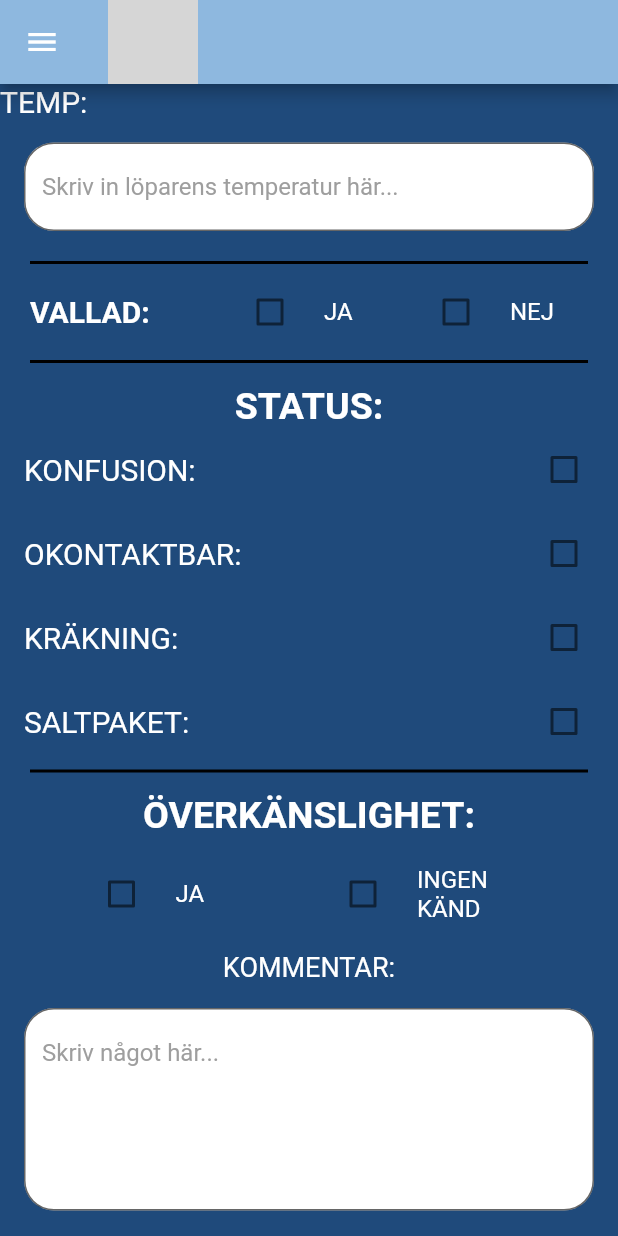
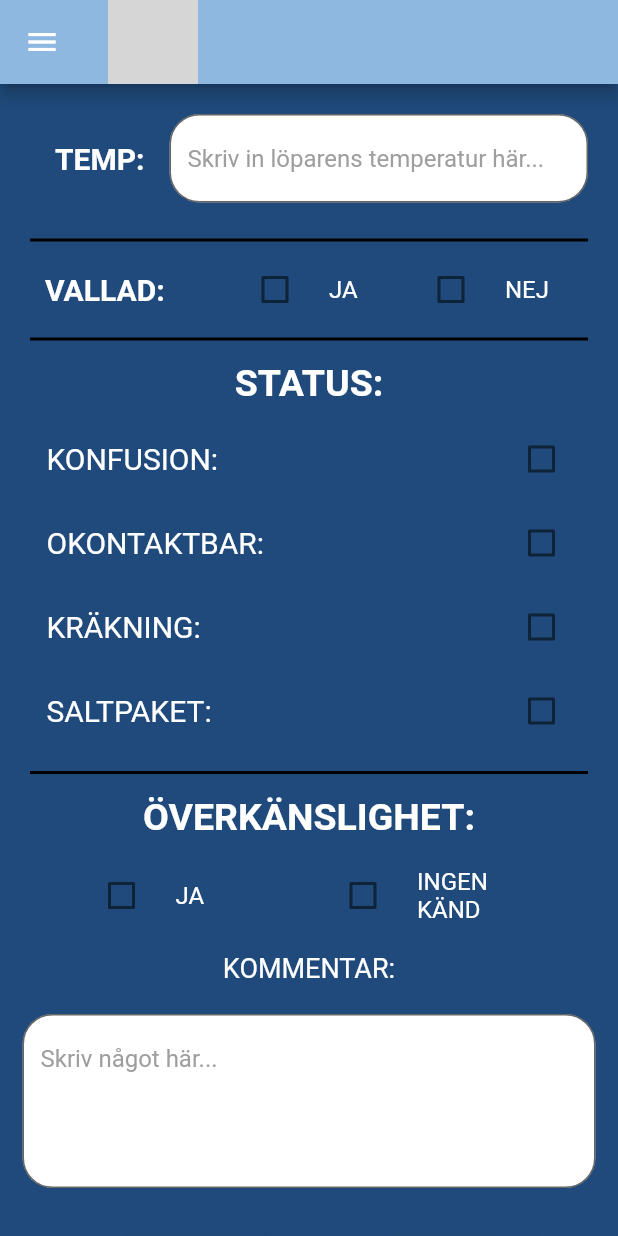
Before and after one commit to pontanVB/RunProof, a Flutter app: the FormPage screen opened directly, on a phone screen of 412 x 824 dp. Run offline on Flutter 3.47's test engine with Material 2 defaults, Android fonts, the light colour scheme and no system bars; our stand-ins replace drop_shadow_image, firebase_auth, firebase_core, firebase_database; accounts and stored records are empty; grey boxes are pictures that could not be loaded.

Commit message:
fix form-page

```diff
--- a/runproof/lib/pages/form_page.dart
+++ b/runproof/lib/pages/form_page.dart
@@ -35,10 +35,19 @@ class _FormPageState extends State<FormPage> {
         body: ListView(
           shrinkWrap: true,
           children: [
-            Text('TEMP:', style: TextStyle(color: Colors.white, fontSize: 20)),
-            Center(
-                child: Padding(
-                    padding: EdgeInsets.all(16.0),
+            Padding(
+              padding: const EdgeInsets.all(20),
+              child: Row(
+                children: [
+                  Expanded(
+                      child: Text('TEMP:',
+                          textAlign: TextAlign.center,
+                          style: TextStyle(
+                              color: Colors.white,
+                              fontSize: 20,
+                              fontWeight: FontWeight.bold))),
+                  Expanded(
+                      flex: 3,
                       child: Column(
                           mainAxisAlignment: MainAxisAlignment.center,
                           children: [
@@ -55,7 +64,10 @@ class _FormPageState extends State<FormPage> {
                                     border: OutlineInputBorder(
                                         borderRadius: BorderRadius.all(
                                             Radius.circular(20))))),
-                        ]))),
+                          ])),
+                ],
+              ),
+            ),
             Divider(
               height: 10,
               thickness: 2,
@@ -64,7 +76,7 @@ class _FormPageState extends State<FormPage> {
               endIndent: 20,
             ),
             Padding(
-              padding: const EdgeInsets.only(left: 20.0, right: 20),
+              padding: const EdgeInsets.only(left: 30.0, right: 30),
               child: Row(
                 children: <Widget>[
                   Expanded(
@@ -107,7 +119,7 @@ class _FormPageState extends State<FormPage> {
                           isNotVal = value!;
                         });
                       },
-                      activeColor: Colors.green,
+                      activeColor: Colors.red,
                       checkColor: Colors.white,
                       controlAffinity: ListTileControlAffinity.leading,
                     ),
@@ -130,7 +142,10 @@ class _FormPageState extends State<FormPage> {
                             color: Colors.white,
                             fontSize: 25,
                             fontWeight: FontWeight.bold)))),
-            Column(
+            Padding(
+              padding: const EdgeInsets.only(
+                  top: 8.0, bottom: 8, left: 15, right: 15),
+              child: Column(
                 children: [
                   CheckboxListTile(
                     title: const Text(
@@ -198,6 +213,7 @@ class _FormPageState extends State<FormPage> {
                   ),
                 ],
               ),
+            ),
             Divider(
               height: 10,
               thickness: 2,
@@ -252,7 +268,7 @@ class _FormPageState extends State<FormPage> {
                               isNotOver = value!;
                             });
                           },
-                          activeColor: Colors.green,
+                          activeColor: Colors.red,
                           checkColor: Colors.white,
                           controlAffinity: ListTileControlAffinity.leading,
                         ),
@@ -280,13 +296,14 @@ class _FormPageState extends State<FormPage> {
                         style: TextStyle(color: Colors.white, fontSize: 18)))),
             Center(
                 child: Padding(
-                    padding: EdgeInsets.all(16.0),
+                    padding: EdgeInsets.only(
+                        top: 19.0, bottom: 1, left: 15, right: 15),
                     child: Column(
                         mainAxisAlignment: MainAxisAlignment.center,
                         children: [
                           TextFormField(
-                              minLines: 5,
-                              maxLines: 10,
+                              minLines: 4,
+                              maxLines: 6,
                               keyboardType: TextInputType.multiline,
                               decoration: InputDecoration(
                                   filled: true,
@@ -296,7 +313,35 @@ class _FormPageState extends State<FormPage> {
                                   border: OutlineInputBorder(
                                       borderRadius: BorderRadius.all(
                                           Radius.circular(20))))),
-                        ])))
+                        ]))),
+            Row(
+              children: [
+                Padding(
+                  padding: const EdgeInsets.only(left: 80, top: 25),
+                  child: SizedBox(
+                    width: 100,
+                    child: ElevatedButton(
+                        onPressed: () => Navigator.pop(context),
+                        style: ElevatedButton.styleFrom(
+                            primary: Color.fromARGB(255, 165, 39, 75),
+                            onPrimary: Colors.white),
+                        child: const Text("TILLBAKA")),
+                  ),
+                ),
+                Padding(
+                    padding: const EdgeInsets.only(left: 80, top: 25),
+                    child: SizedBox(
+                      width: 100,
+                      child: ElevatedButton(
+                        onPressed: () {},
+                        style: ElevatedButton.styleFrom(
+                            primary: Color.fromARGB(255, 108, 211, 92),
+                            onPrimary: Colors.white),
+                        child: const Text("NÄSTA"),
+                      ),
+                    )),
+              ],
+            )
           ],
         ));
   }
```
Lines whose indentation alone changed are shown as unchanged.
